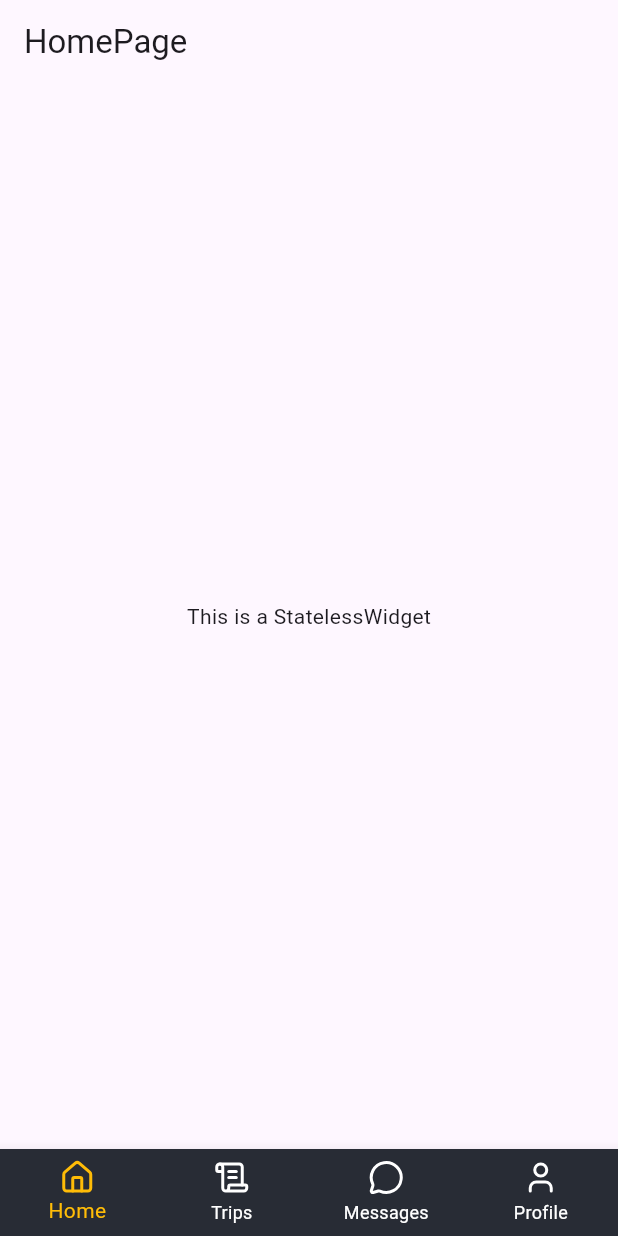
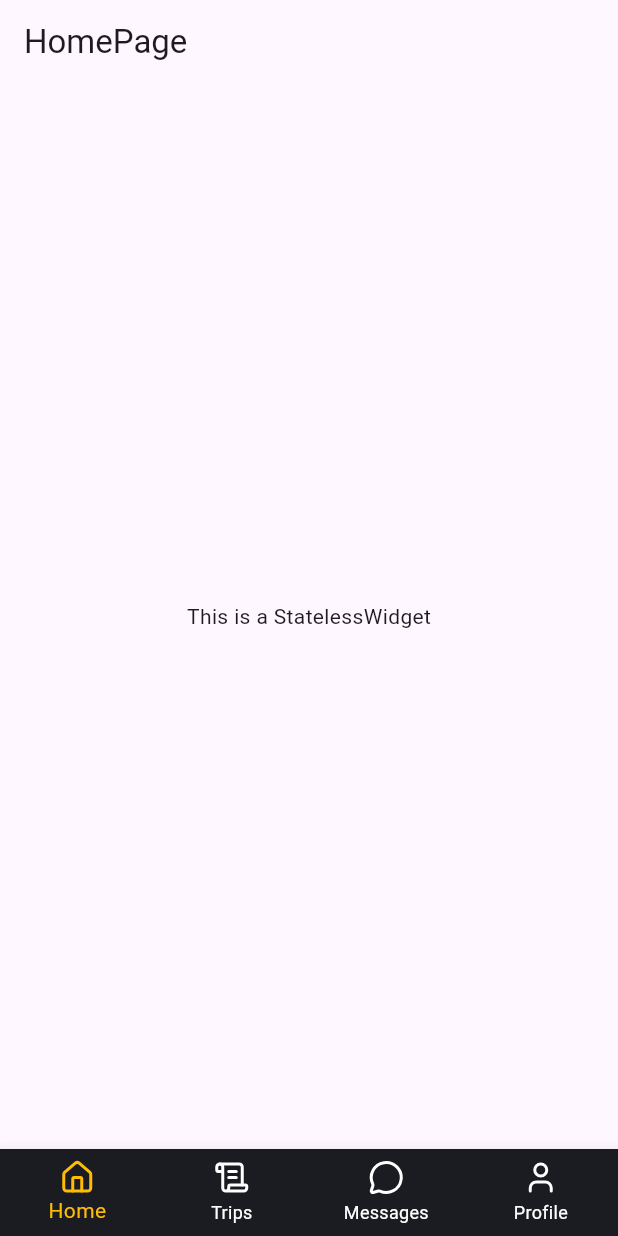
Before and after one commit to naixdevv/flutter-car-booking, a Flutter app: the screen it shows after launch, on a phone screen of 412 x 824 dp. Run offline on Flutter 3.47's test engine with Material 3 defaults, Android fonts, the phone set to English and light mode, and no system bars; our stand-ins replace lucide_icons_flutter.

Commit message:
style: change color background

```diff
--- a/lib/core/theme/app_colors.dart
+++ b/lib/core/theme/app_colors.dart
@@ -5,8 +5,8 @@ class AppColors {
   static const primary = Color(0xFFFFBC07);
 
   // Background
-  static const backgroundPrimary = Color(0xFF282C35);
-  static const backgroundSecondary = Color(0xFF1A1C22);
+  static const backgroundPrimary = Color(0xFF1A1C22);
+  static const backgroundSecondary = Color(0xFF282C35);
 
   // Text
   static const textPrimary = Color(0xFFFFFFFF);
```
